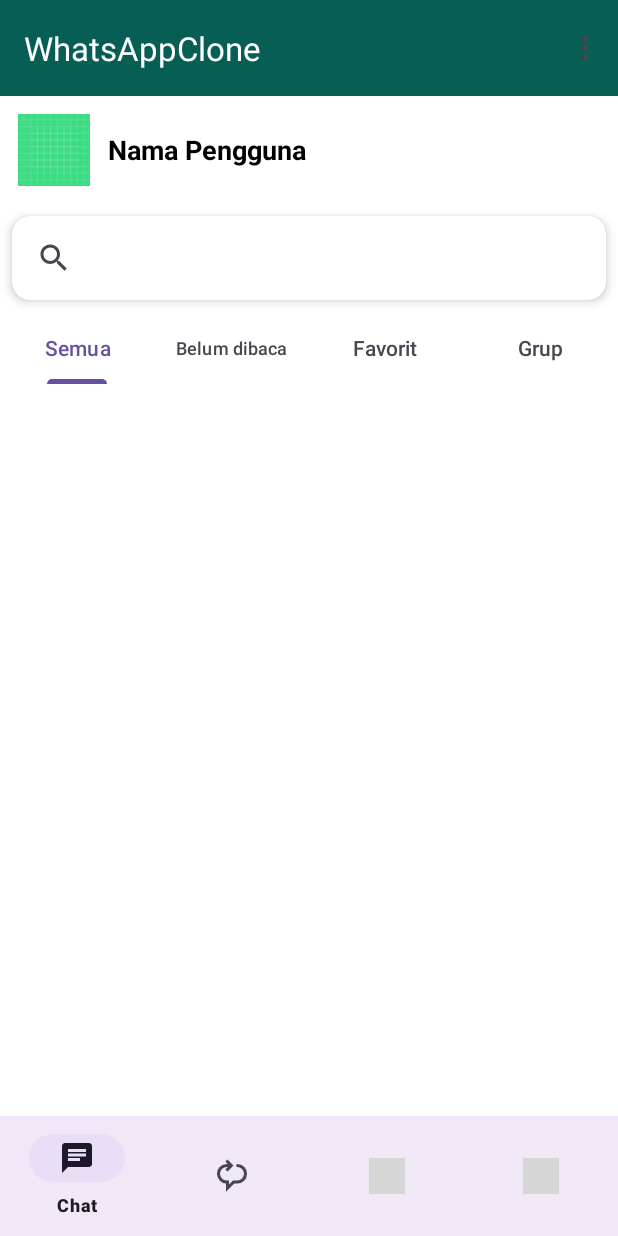
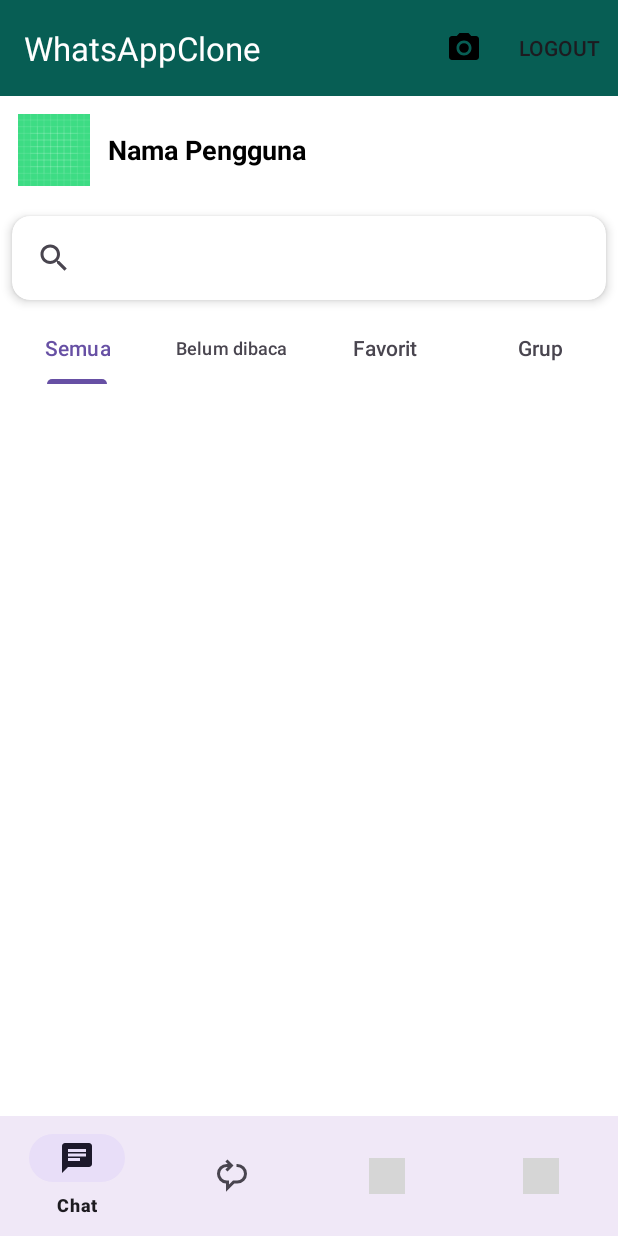
Before and after one commit to dHunter1811/WhatsAppClone, an Android app: the screen it shows after launch once a user with an empty profile is signed in (MainActivity), on a phone screen of 412 x 824 dp. Run offline under Robolectric (Android 15) with nearby library versions, the phone set to English and light mode, and no system bars; our stand-ins replace Firebase (no records; nobody signed in at launch, a user with empty details on screens opened directly), Picasso; grey boxes are pictures that could not be loaded.

Commit message:
Perbaikan Logika untuk Login dan Logout

```diff
--- a/app/src/main/java/com/example/whatsappclone/ui/ChatFragment.java
+++ b/app/src/main/java/com/example/whatsappclone/ui/ChatFragment.java
@@ -49,11 +49,7 @@ public class ChatFragment extends Fragment {
         // Required empty public constructor
     }
 
-    @Override
-    public void onCreate(@Nullable Bundle savedInstanceState) {
-        super.onCreate(savedInstanceState);
-        setHasOptionsMenu(true); // penting agar fragment menerima event menu
-    }
+    // setHasOptionsMenu(true); DIHAPUS DARI SINI
 
     @Nullable
     @Override
@@ -113,26 +109,7 @@ public class ChatFragment extends Fragment {
         loadUserList(view);
     }
 
-    @Override
-    public void onCreateOptionsMenu(@NonNull Menu menu, @NonNull MenuInflater inflater) {
-        inflater.inflate(R.menu.toolbar_menu, menu); // inflate menu dari res/menu/toolbar_menu.xml
-        super.onCreateOptionsMenu(menu, inflater);
-    }
-
-    @Override
-    public boolean onOptionsItemSelected(@NonNull MenuItem item) {
-        if (item.getItemId() == R.id.action_more) {
-            // Logout dan arahkan ke LoginActivity
-            FirebaseAuth.getInstance().signOut();
-
-            Intent intent = new Intent(getActivity(), LoginActivity.class);
-            intent.setFlags(Intent.FLAG_ACTIVITY_NEW_TASK | Intent.FLAG_ACTIVITY_CLEAR_TASK); // hapus backstack
-            startActivity(intent);
-
-            return true;
-        }
-        return super.onOptionsItemSelected(item);
-    }
+    // --- METODE onCreateOptionsMenu DAN onOptionsItemSelected DIHAPUS DARI SINI ---
 
     private void loadChatsFromFirebase() {
         if (currentUser == null) return;
--- a/app/src/main/res/menu/toolbar_menu.xml
+++ b/app/src/main/res/menu/toolbar_menu.xml
@@ -1,13 +1,15 @@
-<menu xmlns:android="http://schemas.android.com/apk/res/android">
+<?xml version="1.0" encoding="utf-8"?>
+<menu xmlns:android="http://schemas.android.com/apk/res/android"
+    xmlns:app="http://schemas.android.com/apk/res-auto">
+
     <item
         android:id="@+id/action_camera"
         android:icon="@drawable/ic_camera"
         android:title="Kamera"
-        android:showAsAction="always" />
+        app:showAsAction="always" />
 
     <item
-        android:id="@+id/action_more"
-        android:icon="@drawable/ic_more_vert"
-        android:title="Lainnya"
-        android:showAsAction="always" />
+        android:id="@+id/action_logout"
+        android:title="Logout"
+        app:showAsAction="ifRoom" />
 </menu>
```
Also changed, not shown: app/src/main/java/com/example/whatsappclone/ui/MainActivity.java (+58 -4 lines), 1 other file.
